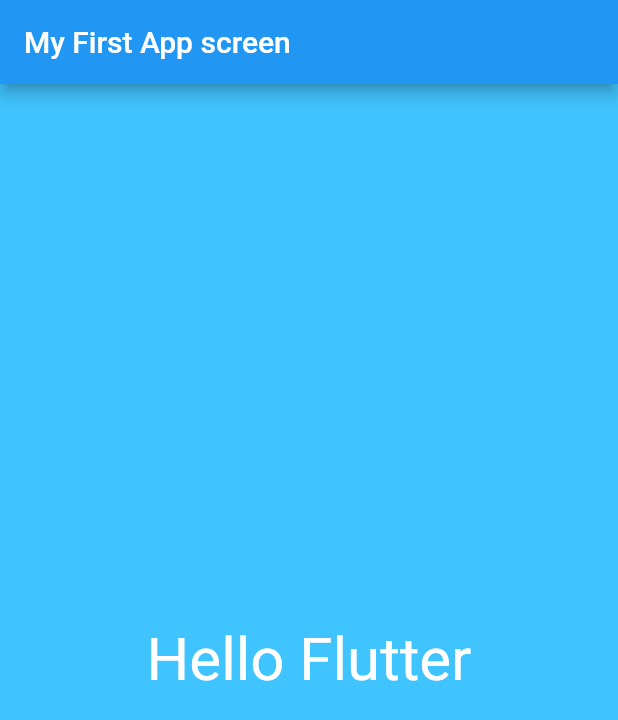
After one commit to ambiwakchaure/flutter_app, a Flutter app: the screen it shows after launch, on a phone screen of 412 x 824 dp. The commit adds this screen. Shown: the top 720 px of the screen. Run offline on Flutter 3.47's test engine with Material 2 defaults, Android fonts, the phone set to English and light mode, and no system bars.

Commit message:
organising code

```diff
--- /dev/null
+++ b/lib/app_screens/first_screen.dart
@@ -0,0 +1,18 @@
+import 'package:flutter/material.dart';
+
+class FirstScreen extends StatelessWidget
+{
+  @override
+  Widget build(BuildContext context) {
+    return Material(
+      color: Colors.lightBlueAccent,//color of app
+      child: Center(//to center widget on screen
+        child: Text(
+          "Hello Flutter",
+          textDirection: TextDirection.ltr,
+          style: TextStyle(color: Colors.white,fontSize: 40.0),//apply style to the text
+        ),
+      ),
+    );
+  }
+}
--- a/lib/main.dart
+++ b/lib/main.dart
@@ -1,25 +1,26 @@
 //this is the liabrary which contain all material widgets
 import 'package:flutter/material.dart';
+import './app_screens/first_screen.dart';
 //declaire the main method : entry point of our app
-void main() {
+void main() => runApp(MyFlutterApp());// function expression : In dart if we have 1 line of code for calling so we use
+    //=>
     //purpose of this method is inflate the widgets and attach to the screen
     //it will show whatever we pass parameter
-    runApp(
-        MaterialApp( // latest version of dart so new keyword is optional
-            title: "My Flutter App",//app name
-            home: Scaffold(
-                appBar: AppBar(title: Text("My First App screen"),),
-                body: Material(
-                    color: Colors.lightBlueAccent,//color of app
-                    child: Center(//to center widget on screen
-                        child: Text(
-                            "Hello Flutter",
-                            textDirection: TextDirection.ltr,
-                            style: TextStyle(color: Colors.white,fontSize: 40.0),//apply style to the text
-                        ),
-                    ),
-                ),
-            )//it is allow to place app bar on top of the screen
-        )
+
+//StatelessWidget : The widget that will be return in this class will not contain any state
+//and it will never change in future
+class MyFlutterApp extends StatelessWidget
+{
+  @override
+  Widget build(BuildContext context)
+  {
+    return MaterialApp( // latest version of dart so new keyword is optional
+      debugShowCheckedModeBanner: false,//remove debug tag from screen
+        title: "My Flutter App",//app name
+        home: Scaffold(
+          appBar: AppBar(title: Text("My First App screen"),),
+          body: FirstScreen(),
+        )//it is allow to place app bar on top of the screen
     );
+  }
 }
```
